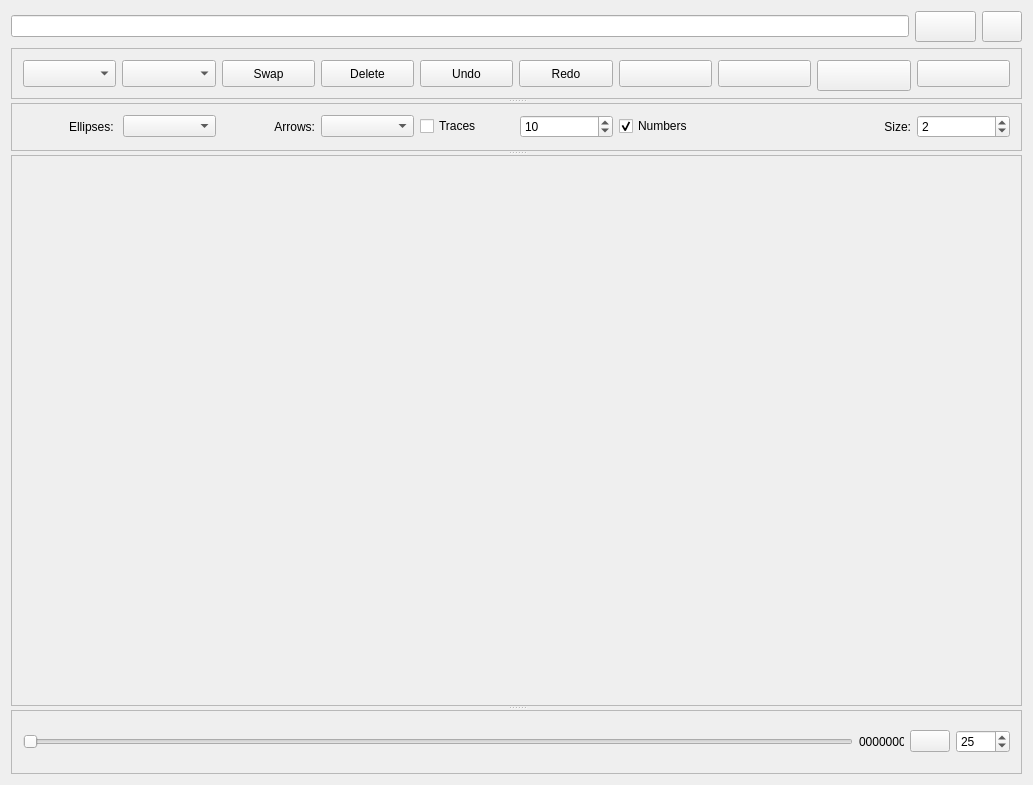
Before: the Qt Designer form src/replay.ui in FastTrackOrg/FastTrack, drawn with Qt 5.
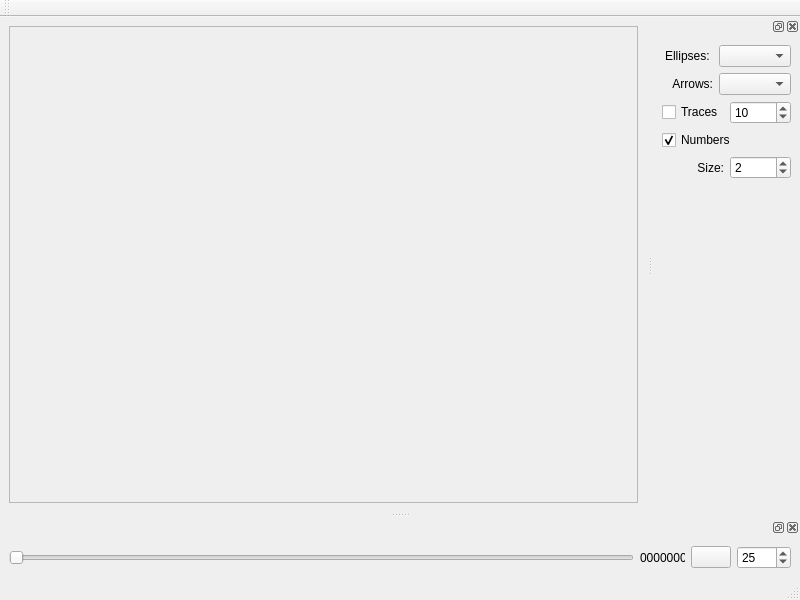
After: the same form once the commit is applied.

Commit message: [ref] replay: change ui layout

The edit to the form file:
```diff
--- a/src/replay.ui
+++ b/src/replay.ui
@@ -1,275 +1,105 @@
 <?xml version="1.0" encoding="UTF-8"?>
 <ui version="4.0">
  <class>Replay</class>
- <widget class="QWidget" name="Replay">
+ <widget class="QMainWindow" name="Replay">
   <property name="geometry">
    <rect>
     <x>0</x>
     <y>0</y>
-    <width>1033</width>
-    <height>785</height>
+    <width>800</width>
+    <height>600</height>
    </rect>
   </property>
   <property name="windowTitle">
    <string>Replay</string>
   </property>
+  <widget class="QWidget" name="centralwidget">
   <layout class="QGridLayout" name="gridLayout_4">
    <item row="0" column="0">
-    <layout class="QHBoxLayout" name="horizontalLayout_4">
-     <item>
-      <widget class="QLineEdit" name="replayPath">
-       <property name="dragEnabled">
-        <bool>true</bool>
-       </property>
-       <property name="readOnly">
-        <bool>false</bool>
-       </property>
-      </widget>
-     </item>
-     <item>
-      <widget class="QPushButton" name="replayOpen">
-       <property name="sizePolicy">
-        <sizepolicy hsizetype="Minimum" vsizetype="Fixed">
-         <horstretch>0</horstretch>
-         <verstretch>0</verstretch>
-        </sizepolicy>
-       </property>
-       <property name="minimumSize">
-        <size>
-         <width>61</width>
-         <height>31</height>
-        </size>
-       </property>
-       <property name="text">
-        <string/>
-       </property>
-       <property name="shortcut">
-        <string>O</string>
-       </property>
-      </widget>
-     </item>
-     <item>
-      <widget class="QPushButton" name="replayRefresh">
-       <property name="sizePolicy">
-        <sizepolicy hsizetype="Minimum" vsizetype="Fixed">
-         <horstretch>0</horstretch>
-         <verstretch>0</verstretch>
-        </sizepolicy>
-       </property>
-       <property name="minimumSize">
-        <size>
-         <width>0</width>
-         <height>31</height>
-        </size>
-       </property>
-       <property name="text">
-        <string/>
-       </property>
-      </widget>
-     </item>
-    </layout>
-   </item>
-   <item row="1" column="0">
     <widget class="QSplitter" name="splitter">
      <property name="orientation">
       <enum>Qt::Vertical</enum>
      </property>
-     <widget class="QFrame" name="frame_3">
-      <property name="maximumSize">
-       <size>
-        <width>16777215</width>
-        <height>51</height>
-       </size>
-      </property>
-      <property name="frameShape">
-       <enum>QFrame::StyledPanel</enum>
-      </property>
-      <property name="frameShadow">
-       <enum>QFrame::Raised</enum>
-      </property>
-      <layout class="QGridLayout" name="gridLayout_3">
+      <widget class="QSplitter" name="splitter_3">
+       <property name="orientation">
+        <enum>Qt::Vertical</enum>
+       </property>
+       <widget class="QScrollArea" name="scrollArea">
+        <property name="verticalScrollBarPolicy">
+         <enum>Qt::ScrollBarAlwaysOff</enum>
+        </property>
+        <property name="horizontalScrollBarPolicy">
+         <enum>Qt::ScrollBarAlwaysOff</enum>
+        </property>
+        <property name="widgetResizable">
+         <bool>true</bool>
+        </property>
+        <property name="alignment">
+         <set>Qt::AlignCenter</set>
+        </property>
+        <widget class="QWidget" name="scrollAreaWidgetContents_3">
+         <property name="geometry">
+          <rect>
+           <x>0</x>
+           <y>0</y>
+           <width>604</width>
+           <height>450</height>
+          </rect>
+         </property>
+         <layout class="QGridLayout" name="gridLayout">
        <item row="0" column="0">
-        <widget class="QComboBox" name="object1Replay">
+           <widget class="QLabel" name="replayDisplay">
          <property name="sizePolicy">
-          <sizepolicy hsizetype="Preferred" vsizetype="Preferred">
+             <sizepolicy hsizetype="Ignored" vsizetype="Ignored">
            <horstretch>0</horstretch>
            <verstretch>0</verstretch>
           </sizepolicy>
          </property>
-        </widget>
-       </item>
-       <item row="0" column="1">
-        <widget class="QComboBox" name="object2Replay">
-         <property name="sizePolicy">
-          <sizepolicy hsizetype="Preferred" vsizetype="Preferred">
-           <horstretch>0</horstretch>
-           <verstretch>0</verstretch>
-          </sizepolicy>
-         </property>
-        </widget>
-       </item>
-       <item row="0" column="2">
-        <widget class="QPushButton" name="swapReplay">
-         <property name="sizePolicy">
-          <sizepolicy hsizetype="Minimum" vsizetype="Preferred">
-           <horstretch>0</horstretch>
-           <verstretch>0</verstretch>
-          </sizepolicy>
-         </property>
          <property name="text">
-          <string>Swap</string>
-         </property>
-         <property name="shortcut">
-          <string>Return</string>
+             <string/>
+            </property>
+            <property name="alignment">
+             <set>Qt::AlignCenter</set>
          </property>
         </widget>
        </item>
-       <item row="0" column="3">
-        <widget class="QPushButton" name="deleteData">
-         <property name="sizePolicy">
-          <sizepolicy hsizetype="Minimum" vsizetype="Preferred">
-           <horstretch>0</horstretch>
-           <verstretch>0</verstretch>
-          </sizepolicy>
-         </property>
-         <property name="text">
-          <string>Delete</string>
-         </property>
+         </layout>
         </widget>
-       </item>
-       <item row="0" column="4">
-        <widget class="QPushButton" name="undoButton">
-         <property name="sizePolicy">
-          <sizepolicy hsizetype="Minimum" vsizetype="Preferred">
-           <horstretch>0</horstretch>
-           <verstretch>0</verstretch>
-          </sizepolicy>
-         </property>
-         <property name="text">
-          <string>Undo</string>
-         </property>
-        </widget>
-       </item>
-       <item row="0" column="5">
-        <widget class="QPushButton" name="redoButton">
-         <property name="sizePolicy">
-          <sizepolicy hsizetype="Minimum" vsizetype="Preferred">
-           <horstretch>0</horstretch>
-           <verstretch>0</verstretch>
-          </sizepolicy>
-         </property>
-         <property name="text">
-          <string>Redo</string>
-         </property>
-        </widget>
-       </item>
-       <item row="0" column="6">
-        <widget class="QPushButton" name="replayPrevious">
-         <property name="sizePolicy">
-          <sizepolicy hsizetype="Minimum" vsizetype="Preferred">
-           <horstretch>0</horstretch>
-           <verstretch>0</verstretch>
-          </sizepolicy>
-         </property>
-         <property name="text">
-          <string/>
-         </property>
-         <property name="shortcut">
-          <string>S</string>
-         </property>
-        </widget>
-       </item>
-       <item row="0" column="7">
-        <widget class="QPushButton" name="replayNext">
-         <property name="sizePolicy">
-          <sizepolicy hsizetype="Minimum" vsizetype="Preferred">
-           <horstretch>0</horstretch>
-           <verstretch>0</verstretch>
-          </sizepolicy>
-         </property>
-         <property name="text">
-          <string/>
-         </property>
-         <property name="shortcut">
-          <string>Z</string>
-         </property>
-        </widget>
-       </item>
-       <item row="0" column="8">
-        <widget class="QPushButton" name="replaySave">
-         <property name="sizePolicy">
-          <sizepolicy hsizetype="Minimum" vsizetype="Preferred">
-           <horstretch>0</horstretch>
-           <verstretch>0</verstretch>
-          </sizepolicy>
-         </property>
-         <property name="minimumSize">
-          <size>
-           <width>61</width>
-           <height>31</height>
-          </size>
-         </property>
-         <property name="text">
-          <string/>
-         </property>
-        </widget>
-       </item>
-       <item row="0" column="9">
-        <widget class="QPushButton" name="replayHelp">
-         <property name="sizePolicy">
-          <sizepolicy hsizetype="Minimum" vsizetype="Preferred">
-           <horstretch>0</horstretch>
-           <verstretch>0</verstretch>
-          </sizepolicy>
-         </property>
-         <property name="text">
-          <string/>
-         </property>
-         <property name="shortcut">
-          <string>H</string>
-         </property>
-        </widget>
-       </item>
-      </layout>
-     </widget>
-     <widget class="QFrame" name="frame">
-      <property name="maximumSize">
-       <size>
-        <width>16777215</width>
-        <height>48</height>
-       </size>
-      </property>
-      <property name="frameShape">
-       <enum>QFrame::StyledPanel</enum>
-      </property>
-      <property name="frameShadow">
-       <enum>QFrame::Raised</enum>
-      </property>
+       </widget>
+      </widget>
+     </widget>
+    </item>
+   </layout>
+  </widget>
+  <widget class="QMenuBar" name="menubar">
+   <property name="geometry">
+    <rect>
+     <x>0</x>
+     <y>0</y>
+     <width>800</width>
+     <height>22</height>
+    </rect>
+   </property>
+  </widget>
+  <widget class="QStatusBar" name="statusbar"/>
+  <widget class="QToolBar" name="toolBar">
+   <property name="windowTitle">
+    <string>toolBar</string>
+   </property>
+   <attribute name="toolBarArea">
+    <enum>TopToolBarArea</enum>
+   </attribute>
+   <attribute name="toolBarBreak">
+    <bool>false</bool>
+   </attribute>
+  </widget>
+  <widget class="QDockWidget" name="dockWidget">
+   <attribute name="dockWidgetArea">
+    <number>2</number>
+   </attribute>
+   <widget class="QWidget" name="dockWidgetContents">
       <layout class="QGridLayout" name="gridLayout_2">
-       <item row="0" column="0">
-        <layout class="QHBoxLayout" name="horizontalLayout_3">
-         <item>
-          <widget class="QLabel" name="label_4">
-           <property name="sizePolicy">
-            <sizepolicy hsizetype="Preferred" vsizetype="Preferred">
-             <horstretch>0</horstretch>
-             <verstretch>0</verstretch>
-            </sizepolicy>
-           </property>
-           <property name="text">
-            <string>Ellipses: </string>
-           </property>
-           <property name="alignment">
-            <set>Qt::AlignRight|Qt::AlignTrailing|Qt::AlignVCenter</set>
-           </property>
-          </widget>
-         </item>
-         <item>
-          <widget class="QComboBox" name="ellipseBox"/>
-         </item>
-        </layout>
-       </item>
-       <item row="0" column="1">
+     <item row="1" column="0">
         <layout class="QHBoxLayout" name="horizontalLayout">
          <item>
           <widget class="QLabel" name="label_3">
@@ -292,7 +122,7 @@
          </item>
         </layout>
        </item>
-       <item row="0" column="2">
+     <item row="2" column="0">
         <layout class="QHBoxLayout" name="horizontalLayout_2">
          <item>
           <widget class="QCheckBox" name="replayTrace">
@@ -313,7 +143,7 @@
          </item>
         </layout>
        </item>
-       <item row="0" column="3">
+     <item row="3" column="0">
         <widget class="QCheckBox" name="replayNumbers">
          <property name="text">
           <string>Numbers</string>
@@ -323,7 +153,30 @@
          </property>
         </widget>
        </item>
-       <item row="0" column="4">
+     <item row="0" column="0">
+      <layout class="QHBoxLayout" name="horizontalLayout_3">
+       <item>
+        <widget class="QLabel" name="label_4">
+         <property name="sizePolicy">
+          <sizepolicy hsizetype="Preferred" vsizetype="Preferred">
+           <horstretch>0</horstretch>
+           <verstretch>0</verstretch>
+          </sizepolicy>
+         </property>
+         <property name="text">
+          <string>Ellipses: </string>
+         </property>
+         <property name="alignment">
+          <set>Qt::AlignRight|Qt::AlignTrailing|Qt::AlignVCenter</set>
+         </property>
+        </widget>
+       </item>
+       <item>
+        <widget class="QComboBox" name="ellipseBox"/>
+       </item>
+      </layout>
+     </item>
+     <item row="4" column="0">
         <layout class="QHBoxLayout" name="horizontalLayout_5">
          <item>
           <widget class="QLabel" name="label">
@@ -356,68 +209,31 @@
          </item>
         </layout>
        </item>
-      </layout>
-     </widget>
-     <widget class="QSplitter" name="splitter_3">
+     <item row="5" column="0">
+      <spacer name="verticalSpacer">
       <property name="orientation">
        <enum>Qt::Vertical</enum>
       </property>
-      <widget class="QScrollArea" name="scrollArea">
-       <property name="verticalScrollBarPolicy">
-        <enum>Qt::ScrollBarAlwaysOff</enum>
-       </property>
-       <property name="horizontalScrollBarPolicy">
-        <enum>Qt::ScrollBarAlwaysOff</enum>
-       </property>
-       <property name="widgetResizable">
-        <bool>true</bool>
-       </property>
-       <property name="alignment">
-        <set>Qt::AlignCenter</set>
-       </property>
-       <widget class="QWidget" name="scrollAreaWidgetContents_3">
-        <property name="geometry">
-         <rect>
-          <x>0</x>
-          <y>0</y>
-          <width>1013</width>
-          <height>551</height>
-         </rect>
-        </property>
-        <layout class="QGridLayout" name="gridLayout">
-         <item row="0" column="0">
-          <widget class="QLabel" name="replayDisplay">
-           <property name="sizePolicy">
-            <sizepolicy hsizetype="Ignored" vsizetype="Ignored">
-             <horstretch>0</horstretch>
-             <verstretch>0</verstretch>
-            </sizepolicy>
-           </property>
-           <property name="text">
-            <string/>
-           </property>
-           <property name="alignment">
-            <set>Qt::AlignCenter</set>
-           </property>
-          </widget>
-         </item>
-        </layout>
-       </widget>
-      </widget>
-      <widget class="QFrame" name="frame_2">
-       <property name="maximumSize">
+       <property name="sizeHint" stdset="0">
         <size>
-         <width>16777215</width>
-         <height>64</height>
+         <width>20</width>
+         <height>40</height>
         </size>
        </property>
-       <property name="frameShape">
-        <enum>QFrame::StyledPanel</enum>
-       </property>
-       <property name="frameShadow">
-        <enum>QFrame::Raised</enum>
-       </property>
-       <layout class="QGridLayout" name="gridLayout_5">
+      </spacer>
+     </item>
+    </layout>
+   </widget>
+  </widget>
+  <widget class="QDockWidget" name="controls">
+   <property name="allowedAreas">
+    <set>Qt::BottomDockWidgetArea|Qt::TopDockWidgetArea</set>
+   </property>
+   <attribute name="dockWidgetArea">
+    <number>8</number>
+   </attribute>
+   <widget class="QWidget" name="dockWidgetContents_3">
+    <layout class="QGridLayout" name="gridLayout_3">
         <item row="0" column="0">
          <widget class="QSlider" name="replaySlider">
           <property name="orientation">
@@ -452,6 +268,12 @@
         </item>
         <item row="0" column="2">
          <widget class="QPushButton" name="playReplay">
+       <property name="sizePolicy">
+        <sizepolicy hsizetype="Fixed" vsizetype="Fixed">
+         <horstretch>0</horstretch>
+         <verstretch>0</verstretch>
+        </sizepolicy>
+       </property>
           <property name="text">
            <string/>
           </property>
@@ -495,10 +317,6 @@
       </widget>
      </widget>
     </widget>
-   </item>
-  </layout>
- </widget>
- <layoutdefault spacing="6" margin="11"/>
  <resources/>
  <connections/>
 </ui>
```
Left out of the diff: 2 changed lines with no effect on the pictures. Lines whose indentation alone changed are shown as unchanged. The commit also changes 10 other files.
